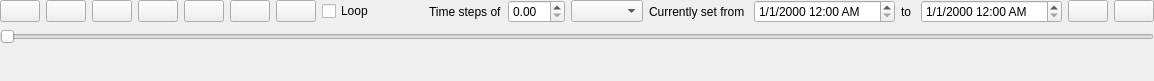
Before: the Qt Designer form src/ui/qgstemporalcontrollerwidgetbase.ui in carsmie/QGIS, drawn with Qt 5.
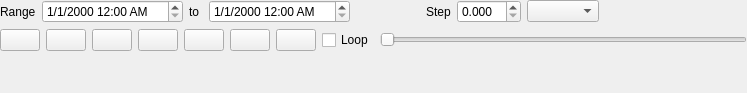
After: the same form once the commit is applied. Icons and pictures are not drawn. Custom widgets are drawn as their Qt base class.

The edit to the form file:
```diff
--- a/src/ui/qgstemporalcontrollerwidgetbase.ui
+++ b/src/ui/qgstemporalcontrollerwidgetbase.ui
@@ -6,8 +6,8 @@
    <rect>
     <x>0</x>
     <y>0</y>
-    <width>1154</width>
-    <height>81</height>
+    <width>747</width>
+    <height>93</height>
    </rect>
   </property>
   <property name="windowTitle">
@@ -27,7 +27,138 @@
     <number>0</number>
    </property>
    <item>
-    <layout class="QHBoxLayout" name="horizontalLayout_5">
+    <layout class="QHBoxLayout" name="horizontalLayout_5" stretch="0,0,0,0,0,0,0,2,0,4,0">
+     <item>
+      <widget class="QLabel" name="label_4">
+       <property name="text">
+        <string>Range</string>
+       </property>
+      </widget>
+     </item>
+     <item>
+      <widget class="QDateTimeEdit" name="mStartDateTime">
+       <property name="displayFormat">
+        <string>M/d/yyyy h:mm AP</string>
+       </property>
+       <property name="timeSpec">
+        <enum>Qt::UTC</enum>
+       </property>
+      </widget>
+     </item>
+     <item>
+      <widget class="QLabel" name="label_5">
+       <property name="text">
+        <string>to </string>
+       </property>
+      </widget>
+     </item>
+     <item>
+      <widget class="QDateTimeEdit" name="mEndDateTime">
+       <property name="displayFormat">
+        <string>M/d/yyyy h:mm AP</string>
+       </property>
+       <property name="timeSpec">
+        <enum>Qt::UTC</enum>
+       </property>
+      </widget>
+     </item>
+     <item>
+      <widget class="QToolButton" name="mSetToProjectTimeButton">
+       <property name="text">
+        <string/>
+       </property>
+       <property name="icon">
+        <iconset resource="../../images/images.qrc">
+         <normaloff>:/images/themes/default/mActionRefresh.svg</normaloff>:/images/themes/default/mActionRefresh.svg</iconset>
+       </property>
+       <property name="autoRaise">
+        <bool>true</bool>
+       </property>
+      </widget>
+     </item>
+     <item>
+      <spacer name="horizontalSpacer_2">
+       <property name="orientation">
+        <enum>Qt::Horizontal</enum>
+       </property>
+       <property name="sizeType">
+        <enum>QSizePolicy::Maximum</enum>
+       </property>
+       <property name="sizeHint" stdset="0">
+        <size>
+         <width>40</width>
+         <height>20</height>
+        </size>
+       </property>
+      </spacer>
+     </item>
+     <item>
+      <widget class="QLabel" name="label_2">
+       <property name="text">
+        <string>Step</string>
+       </property>
+      </widget>
+     </item>
+     <item>
+      <widget class="QgsDoubleSpinBox" name="mSpinBox">
+       <property name="sizePolicy">
+        <sizepolicy hsizetype="Maximum" vsizetype="Fixed">
+         <horstretch>0</horstretch>
+         <verstretch>0</verstretch>
+        </sizepolicy>
+       </property>
+       <property name="maximumSize">
+        <size>
+         <width>130</width>
+         <height>16777215</height>
+        </size>
+       </property>
+       <property name="decimals">
+        <number>3</number>
+       </property>
+      </widget>
+     </item>
+     <item>
+      <widget class="QComboBox" name="mTimeStepsComboBox">
+       <property name="editable">
+        <bool>false</bool>
+       </property>
+       <property name="currentText">
+        <string/>
+       </property>
+      </widget>
+     </item>
+     <item>
+      <spacer name="horizontalSpacer">
+       <property name="orientation">
+        <enum>Qt::Horizontal</enum>
+       </property>
+       <property name="sizeHint" stdset="0">
+        <size>
+         <width>40</width>
+         <height>20</height>
+        </size>
+       </property>
+      </spacer>
+     </item>
+     <item>
+      <widget class="QToolButton" name="mSettings">
+       <property name="text">
+        <string/>
+       </property>
+       <property name="icon">
+        <iconset resource="../../images/images.qrc">
+         <normaloff>:/images/themes/default/propertyicons/settings.svg</normaloff>:/images/themes/default/propertyicons/settings.svg</iconset>
+       </property>
+       <property name="autoRaise">
+        <bool>true</bool>
+       </property>
+      </widget>
+     </item>
+    </layout>
+   </item>
+   <item>
+    <layout class="QHBoxLayout" name="horizontalLayout">
      <item>
       <widget class="QPushButton" name="mRewindButton">
        <property name="text">
@@ -125,103 +256,20 @@
       </widget>
      </item>
      <item>
-      <spacer name="horizontalSpacer">
+      <widget class="QSlider" name="mSlider">
        <property name="orientation">
         <enum>Qt::Horizontal</enum>
        </property>
-       <property name="sizeHint" stdset="0">
-        <size>
-         <width>40</width>
-         <height>20</height>
-        </size>
-       </property>
-      </spacer>
-     </item>
-     <item>
-      <widget class="QLabel" name="label_2">
-       <property name="text">
-        <string>Time steps of</string>
-       </property>
-      </widget>
-     </item>
-     <item>
-      <widget class="QgsDoubleSpinBox" name="mSpinBox"/>
-     </item>
-     <item>
-      <widget class="QComboBox" name="mTimeStepsComboBox">
-       <property name="editable">
+       <property name="invertedAppearance">
         <bool>false</bool>
        </property>
-       <property name="currentText">
-        <string/>
-       </property>
-      </widget>
-     </item>
-     <item>
-      <widget class="QLabel" name="label_4">
-       <property name="text">
-        <string>Currently set from </string>
-       </property>
-      </widget>
-     </item>
-     <item>
-      <widget class="QDateTimeEdit" name="mStartDateTime">
-       <property name="displayFormat">
-        <string>M/d/yyyy h:mm AP</string>
-       </property>
-       <property name="timeSpec">
-        <enum>Qt::UTC</enum>
-       </property>
-      </widget>
-     </item>
-     <item>
-      <widget class="QLabel" name="label_5">
-       <property name="text">
-        <string>to </string>
-       </property>
-      </widget>
-     </item>
-     <item>
-      <widget class="QDateTimeEdit" name="mEndDateTime">
-       <property name="displayFormat">
-        <string>M/d/yyyy h:mm AP</string>
-       </property>
-       <property name="timeSpec">
-        <enum>Qt::UTC</enum>
-       </property>
-      </widget>
-     </item>
-     <item>
-      <widget class="QPushButton" name="mSetToProjectTimeButton">
-       <property name="text">
-        <string/>
-       </property>
-       <property name="icon">
-        <iconset resource="../../images/images.qrc">
-         <normaloff>:/images/themes/default/propertyicons/temporal.svg</normaloff>:/images/themes/default/propertyicons/temporal.svg</iconset>
-       </property>
-      </widget>
-     </item>
-     <item>
-      <widget class="QPushButton" name="mSettings">
-       <property name="text">
-        <string/>
-       </property>
-       <property name="icon">
-        <iconset resource="../../images/images.qrc">
-         <normaloff>:/images/themes/default/propertyicons/settings.svg</normaloff>:/images/themes/default/propertyicons/settings.svg</iconset>
+       <property name="tickPosition">
+        <enum>QSlider::NoTicks</enum>
        </property>
       </widget>
      </item>
     </layout>
    </item>
-   <item>
-    <widget class="QSlider" name="mSlider">
-     <property name="orientation">
-      <enum>Qt::Horizontal</enum>
-     </property>
-    </widget>
-   </item>
    <item>
     <widget class="QLabel" name="mCurrentRangeLabel">
      <property name="text">
```
